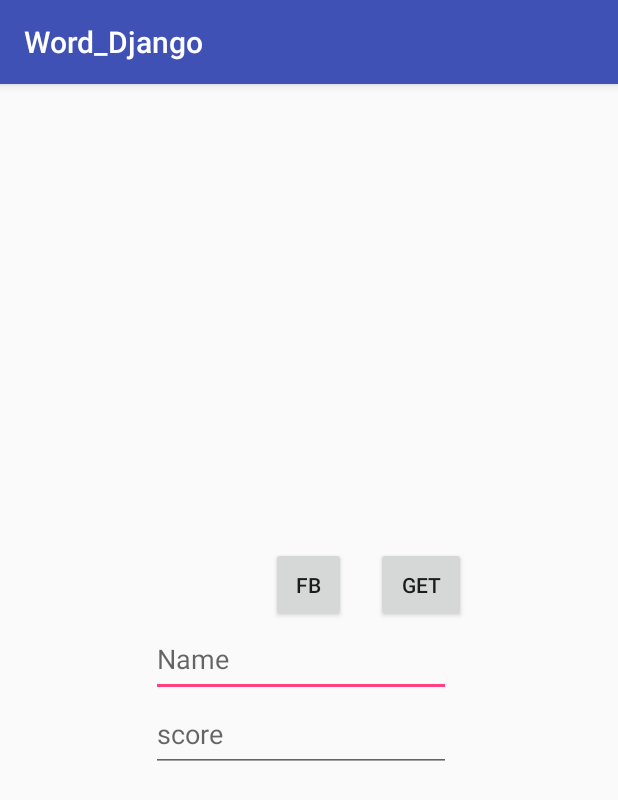
After one commit to B-B-2-1/Word_Django, an Android app: the LeaderBoardActivity screen opened directly, with no data from a screen before it, on a phone screen of 412 x 824 dp. The commit adds this screen. Shown: the top 800 px of the screen. Run offline under Robolectric (Android 15) with nearby library versions, the phone set to English and light mode, and no system bars; our stand-ins replace Firebase (no records; nobody signed in at launch, a user with empty details on screens opened directly).

Commit message:
TinyDB Working. Firebase Working. Firebase test Activity workig. Ranking method working.

```diff
--- a/app/src/main/AndroidManifest.xml
+++ b/app/src/main/AndroidManifest.xml
@@ -24,8 +24,10 @@
         <activity
             android:name=".Game_4x4"
             android:theme="@style/Notitle" />
-        <activity android:name=".Game_5x5"
-            android:theme="@style/Notitle"></activity>
+        <activity
+            android:name=".Game_5x5"
+            android:theme="@style/Notitle" />
+        <activity android:name=".LeaderBoardActivity"></activity>
     </application>
 
 </manifest>
--- a/app/src/main/java/com/forfun/febie/word_django/Game_3x3.java
+++ b/app/src/main/java/com/forfun/febie/word_django/Game_3x3.java
@@ -5,9 +5,14 @@ import android.os.Bundle;
 
 public class Game_3x3 extends AppCompatActivity {
 
+TinyDB tinyDB;                                                         //Declaring tinyDb object
+
     @Override
     protected void onCreate(Bundle savedInstanceState) {
         super.onCreate(savedInstanceState);
         setContentView(R.layout.activity_game_3x3);
+
+        ///////////////////////////////////////////////////////////////Initializing tinyDB object
+        tinyDB = new TinyDB(this);
     }
 }
--- a/app/src/main/java/com/forfun/febie/word_django/Game_4x4.java
+++ b/app/src/main/java/com/forfun/febie/word_django/Game_4x4.java
@@ -2,12 +2,18 @@ package com.forfun.febie.word_django;
 
 import android.support.v7.app.AppCompatActivity;
 import android.os.Bundle;
+import android.support.v7.widget.Toolbar;
 
 public class Game_4x4 extends AppCompatActivity {
+
+    TinyDB tinyDB;                                                       //Declaring tinyDb object
 
     @Override
     protected void onCreate(Bundle savedInstanceState) {
         super.onCreate(savedInstanceState);
         setContentView(R.layout.activity_game_4x4);
+
+        ///////////////////////////////////////////////////////////////Initializing tinyDB object
+        tinyDB = new TinyDB(this);
     }
 }
--- /dev/null
+++ b/app/src/main/java/com/forfun/febie/word_django/LeaderBoardActivity.java
@@ -0,0 +1,97 @@
+package com.forfun.febie.word_django;
+
+import android.support.annotation.NonNull;
+import android.support.v7.app.AppCompatActivity;
+import android.os.Bundle;
+import android.util.Log;
+import android.view.View;
+import android.widget.Button;
+import android.widget.EditText;
+
+import com.google.firebase.database.DataSnapshot;
+import com.google.firebase.database.DatabaseError;
+import com.google.firebase.database.DatabaseReference;
+import com.google.firebase.database.FirebaseDatabase;
+import com.google.firebase.database.ValueEventListener;
+import com.google.firebase.database.snapshot.Index;
+
+import java.util.HashMap;
+import java.util.Iterator;
+import java.util.Map;
+
+
+public class LeaderBoardActivity extends AppCompatActivity {
+
+    Button FBbut,Getbutton;
+    Map<String,Integer> scoremap = new HashMap<String ,Integer>();
+    String Playername;
+    TinyDB tinyDB;
+    int PlayerIndex;
+
+    @Override
+    protected void onCreate(Bundle savedInstanceState) {
+        super.onCreate(savedInstanceState);
+        setContentView(R.layout.activity_leader_board);
+
+        tinyDB = new TinyDB(this);
+        Playername=tinyDB.getString("Playername");
+        Log.d("Playername", Playername);
+
+        final FirebaseDatabase database = FirebaseDatabase.getInstance();
+        final DatabaseReference ref = database.getReference("UserScore/test");
+
+        final EditText editText=findViewById(R.id.edit_name);
+        final EditText editscore = findViewById(R.id.edit_score);
+
+        FBbut = findViewById(R.id.but_FireBase);
+        FBbut.setOnClickListener(new View.OnClickListener() {
+            @Override
+            public void onClick(View v) {
+                ref.child(editText.getText().toString() + "/score").setValue(Integer.parseInt(editscore.getText().toString()));
+                ref.child(editText.getText().toString() + "/name").setValue(editText.getText().toString());
+            }
+        });
+        Getbutton=findViewById(R.id.but_FireRetrieve);
+        Getbutton.setOnClickListener(new View.OnClickListener() {
+            @Override
+            public void onClick(View v) {
+
+                final HashMap<Integer,String> testscoreHashmap= new HashMap<Integer, String>();
+
+                ref.orderByChild("score").addListenerForSingleValueEvent(new ValueEventListener() {
+                    @Override
+                    public void onDataChange(@NonNull DataSnapshot dataSnapshot) {
+                        //scoremap=dataSnapshot.getValue(new HashMap<String,Integer>());
+                        Iterator<DataSnapshot> items = dataSnapshot.getChildren().iterator();
+                        int i=1;
+                        while(items.hasNext())
+                        {
+                            DataSnapshot item = items.next();
+                            testscoreHashmap.put(i,item.child("name").getValue().toString() + " : " + item.child("score").getValue().toString());
+                            if (item.child("name").getValue().toString().equals(Playername))
+                            {
+                                PlayerIndex=i;
+                                Log.d("Player Found", "YESSSSSSSSSSSS");
+                            }
+                            i++;
+
+// Log.d(item.child("score").getValue().toString(), item.child("name").getValue().toString());
+
+                        }
+                        for( i=PlayerIndex;testscoreHashmap.containsKey(i) && i>PlayerIndex-5;i--)
+                        {
+                            Log.d(Integer.toString(i), testscoreHashmap.get(i));
+                        }
+                    }
+
+                    @Override
+                    public void onCancelled(@NonNull DatabaseError databaseError) {
+
+                    }
+                });
+            }
+        });
+
+
+    }
+}
--- /dev/null
+++ b/app/src/main/res/layout/activity_leader_board.xml
@@ -0,0 +1,44 @@
+<?xml version="1.0" encoding="utf-8"?>
+<FrameLayout xmlns:android="http://schemas.android.com/apk/res/android"
+    xmlns:app="http://schemas.android.com/apk/res-auto"
+    xmlns:tools="http://schemas.android.com/tools"
+    android:layout_width="match_parent"
+    android:layout_height="match_parent"
+    tools:context="com.forfun.febie.word_django.LeaderBoardActivity">
+
+    <RelativeLayout
+        android:layout_width="wrap_content"
+        android:layout_height="wrap_content"
+        android:layout_gravity="center">
+
+        <EditText
+            android:id="@+id/edit_name"
+            android:layout_width="200dp"
+            android:layout_height="50dp"
+            android:layout_below="@+id/but_FireBase"
+            android:hint="Name" />
+        <EditText
+            android:id="@+id/edit_score"
+            android:layout_width="200dp"
+            android:layout_height="50dp"
+            android:layout_below="@+id/edit_name"
+            android:hint="score" />
+
+        <Button
+            android:id="@+id/but_FireBase"
+            android:layout_width="50dp"
+            android:layout_height="50dp"
+            android:layout_centerHorizontal="true"
+            android:text="FB" />
+
+        <Button
+            android:id="@+id/but_FireRetrieve"
+            android:layout_width="60dp"
+            android:layout_height="50dp"
+            android:text="get"
+            android:layout_above="@+id/edit_name"
+            android:layout_marginLeft="100dp"
+            android:layout_toRightOf="@+id/but_FireBase" />
+    </RelativeLayout>
+
+</FrameLayout>
```
Also changed, not shown: app/src/main/java/com/forfun/febie/word_django/Game_5x5.java (+8 -0 lines), app/src/main/java/com/forfun/febie/word_django/MainMenuActivity.java (+10 -5 lines), app/src/main/res/layout/activity_main_menu.xml (+24 -0 lines).
